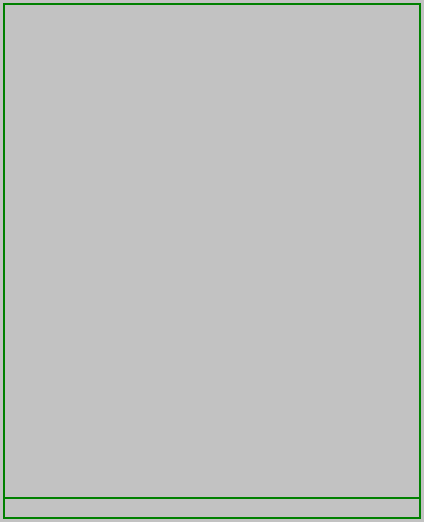
The window that branches/macjariel/client/chatwidget.ui (kubos741/kbang) describes before a commit, drawn with Qt 5.
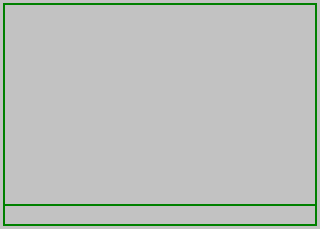
The same window after the commit.

What changed in the file:
```diff
--- a/branches/macjariel/client/chatwidget.ui
+++ b/branches/macjariel/client/chatwidget.ui
@@ -5,10 +5,16 @@
    <rect>
     <x>0</x>
     <y>0</y>
-    <width>424</width>
-    <height>522</height>
+    <width>320</width>
+    <height>229</height>
    </rect>
   </property>
+  <property name="sizePolicy" >
+   <sizepolicy vsizetype="Maximum" hsizetype="Maximum" >
+    <horstretch>0</horstretch>
+    <verstretch>0</verstretch>
+   </sizepolicy>
+  </property>
   <property name="windowTitle" >
    <string>Form</string>
   </property>
```
